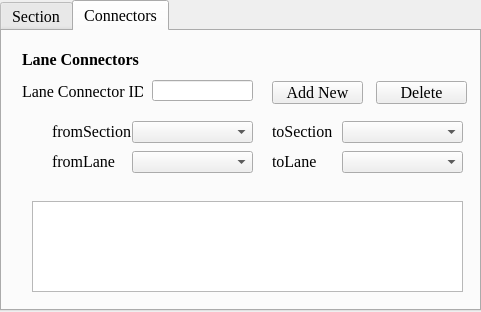
chaitanyamalaviya/Trafficera, file ui_segment.ui: the form before one commit.
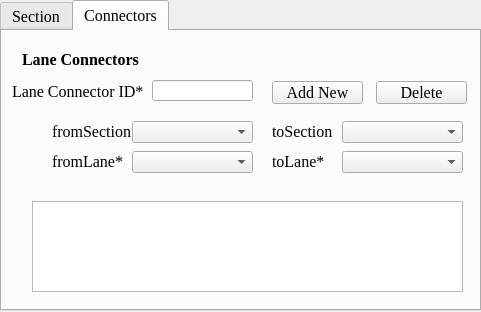
The form after the commit. The open tabs and pages were chosen to show the change.

Patch:
```diff
--- a/ui_segment.ui
+++ b/ui_segment.ui
@@ -422,14 +422,14 @@
     <widget class="QLabel" name="laneidlabel">
      <property name="geometry">
       <rect>
-       <x>20</x>
+       <x>10</x>
        <y>50</y>
-       <width>121</width>
+       <width>131</width>
        <height>20</height>
       </rect>
      </property>
      <property name="text">
-      <string>Lane Connector ID</string>
+      <string>Lane Connector ID*</string>
      </property>
     </widget>
     <widget class="QLabel" name="fromSectionlabel">
@@ -442,7 +442,7 @@
       </rect>
      </property>
      <property name="text">
-      <string>fromSection</string>
+      <string>fromSection*</string>
      </property>
     </widget>
     <widget class="QComboBox" name="fromSectioncomboBox">
@@ -465,7 +465,7 @@
       </rect>
      </property>
      <property name="text">
-      <string>toSection</string>
+      <string>toSection*</string>
      </property>
     </widget>
     <widget class="QComboBox" name="toSectioncomboBox">
@@ -488,7 +488,7 @@
       </rect>
      </property>
      <property name="text">
-      <string>fromLane</string>
+      <string>fromLane*</string>
      </property>
     </widget>
     <widget class="QLabel" name="toLanelabel">
@@ -501,7 +501,7 @@
       </rect>
      </property>
      <property name="text">
-      <string>toLane</string>
+      <string>toLane*</string>
      </property>
     </widget>
     <widget class="QComboBox" name="toLanecomboBox">
```
